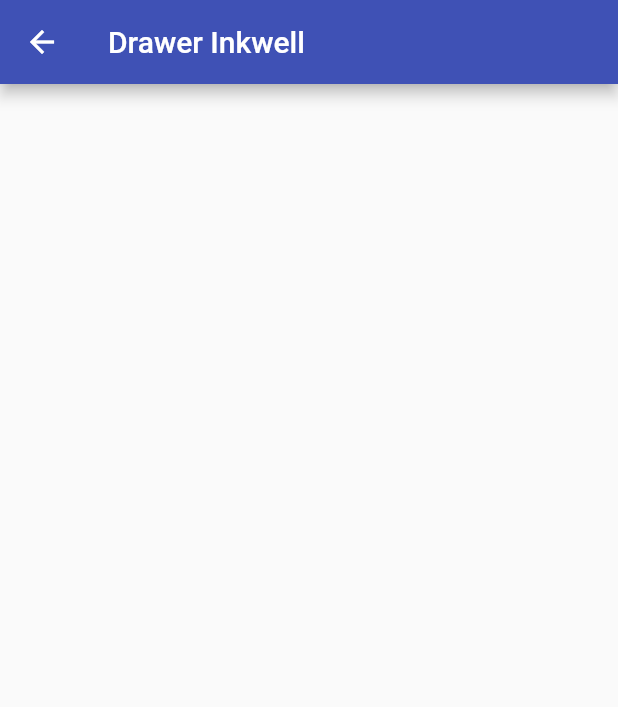
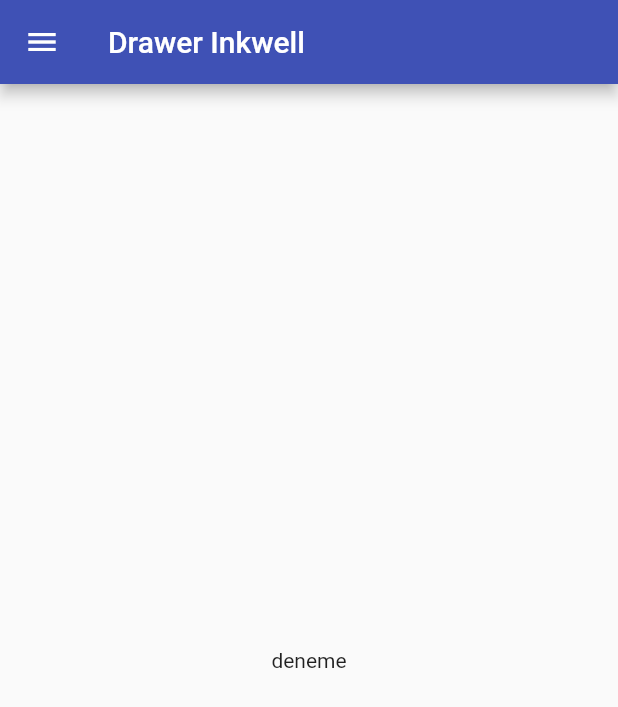
Before and after one commit to aoguz1/flutterLearn, a Flutter app: the screen it shows after launch, on a phone screen of 412 x 824 dp. Shown: the top 707 px of the screen. Run offline on Flutter 3.47's test engine with Material 2 defaults, Android fonts, the phone set to English and light mode, and no system bars; our stand-ins replace date_format, flare_flutter, fluttertoast, google_fonts, rive.

Commit message:
drawer ve inkwell örnegi yapildi

```diff
--- a/lib/draver_inkwell.dart
+++ b/lib/draver_inkwell.dart
@@ -9,8 +9,74 @@ class _DraverInkwellState extends State<DraverInkwell> {
   @override
   Widget build(BuildContext context) {
     return Scaffold(
+      drawer: Drawer(  // Drawer ile material dizayn özelliklerini kullanarak menü oluşturabilir ve menü içinde farklı bölümler oluşturabiliriz.
+        child: Column(
+          children: <Widget>[
+            UserAccountsDrawerHeader(
+              accountName: Text("Abdullah Oğuz"),
+              accountEmail: Text("oguzabdullah39@gmail.com"),
+              currentAccountPicture: CircleAvatar(
+                radius: 80.0,
+                backgroundImage: NetworkImage(
+                    "https://avatars3.githubusercontent.com/u/34376691?s=460&u=bb49f483424c3330768c12112b67fc93273896d9&v=4"),
+              ),
+              otherAccountsPictures: <Widget>[
+                CircleAvatar(
+                  child: Text("AO"),
+                ),
+                CircleAvatar(backgroundColor: Colors.brown, child: Text("EN"))
+              ],
+            ),
+            Expanded(
+              child: ListView(
+                children: <Widget>[
+                  ListTile(
+                    leading: Icon(Icons.home),
+                    title: Text("Anasayfa"),
+                    trailing: Icon(Icons.arrow_forward_ios),
+                  ),
+                  ListTile(
+                    leading: Icon(Icons.phone),
+                    title: Text("Ara"),
+                    trailing: Icon(Icons.arrow_forward_ios),
+                  ),
+                  ListTile(
+                    leading: Icon(Icons.perm_contact_calendar),
+                    title: Text("Profil"),
+                    trailing: Icon(Icons.arrow_forward_ios),
+                  ),
+                  Divider(),
+                  InkWell(  // Inkwell olduşturduğumuz bir widgete tıklama özelliklerini kazandırabiliyoruz.
+                    onTap: () {},
+                    child: ListTile(
+                      leading: Icon(Icons.info),
+                      title: Text("Deneme"),
+                    ),
+                  ),
+                  AboutListTile(
+                    applicationIcon: Icon(Icons.perm_device_information),
+                    applicationName: "Flutter Learn",
+                    aboutBoxChildren: <Widget>[
+                      Text("Text1"),
+                      RaisedButton(child: Text("deneme"), onPressed: () {}),
+                    ],
+                  )
+                ],
+              ),
+            )
+          ],
+        ),
+      ),
       appBar: AppBar(
         title: Text("Drawer Inkwell"),
+      ),
+      body: Column(
+        mainAxisAlignment: MainAxisAlignment.center,
+        children: <Widget>[
+          Center(
+            child: Text("deneme"),
+          )
+        ],
       ),
     );
   }
--- a/lib/main.dart
+++ b/lib/main.dart
@@ -6,6 +6,7 @@ import 'package:listeler2/draver_inkwell.dart';
 import 'package:listeler2/font_kullanimi.dart';
 import 'package:listeler2/navigator_islem.dart';
 import 'package:listeler2/rive.dart';
+import 'package:listeler2/stepper.dart';
 import 'package:listeler2/tarihSaat.dart';
 import 'package:listeler2/textform_fieldOrnek.dart';
 import 'custom_scrolls_sliver.dart';
@@ -60,7 +61,7 @@ void main()=> runApp(Anasayfa());
       '/ListeSayfasi': (context) => ListeSinifi(),
       '/DigerFromEleman': (context) => DigerFormEleman(),
       '/TarihSaat': (context) => TarihSaatOrnek(),
-      '/StepperOrnek': (context) => Stepper(),
+      '/StepperOrnek': (context) => StepperO(),
       '/FontKullanimi': (context) => FontKullanimi(),
       '/DraverInkwell' : (context) => DraverInkwell(),
     },
```
Also changed, not shown: 1 other file.
